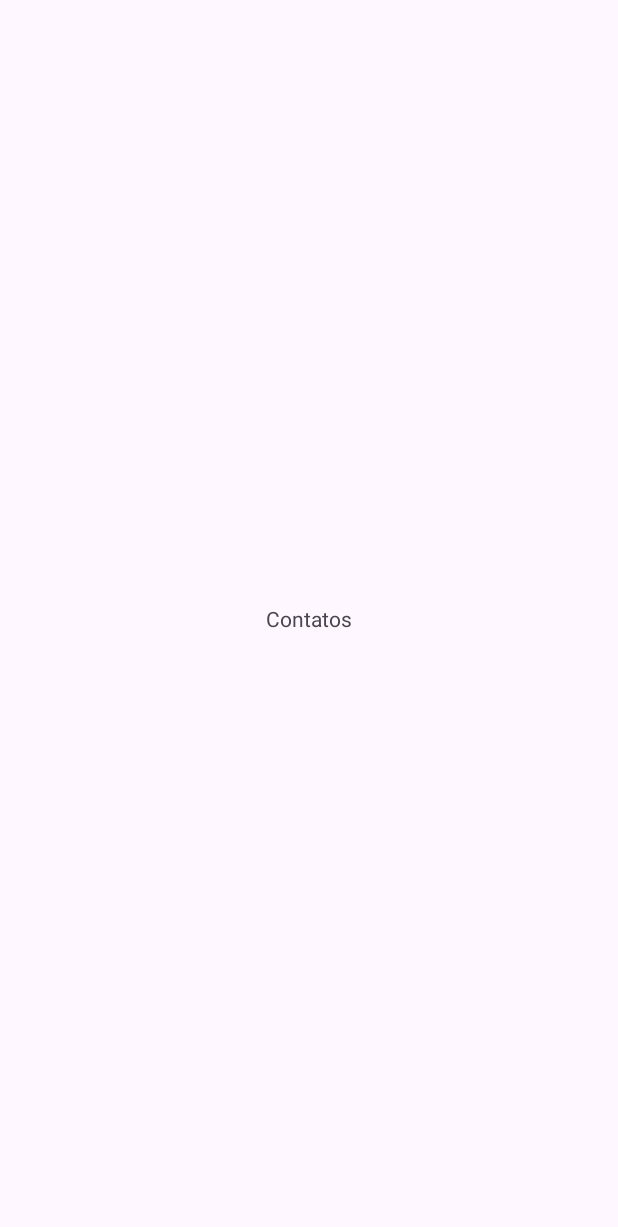
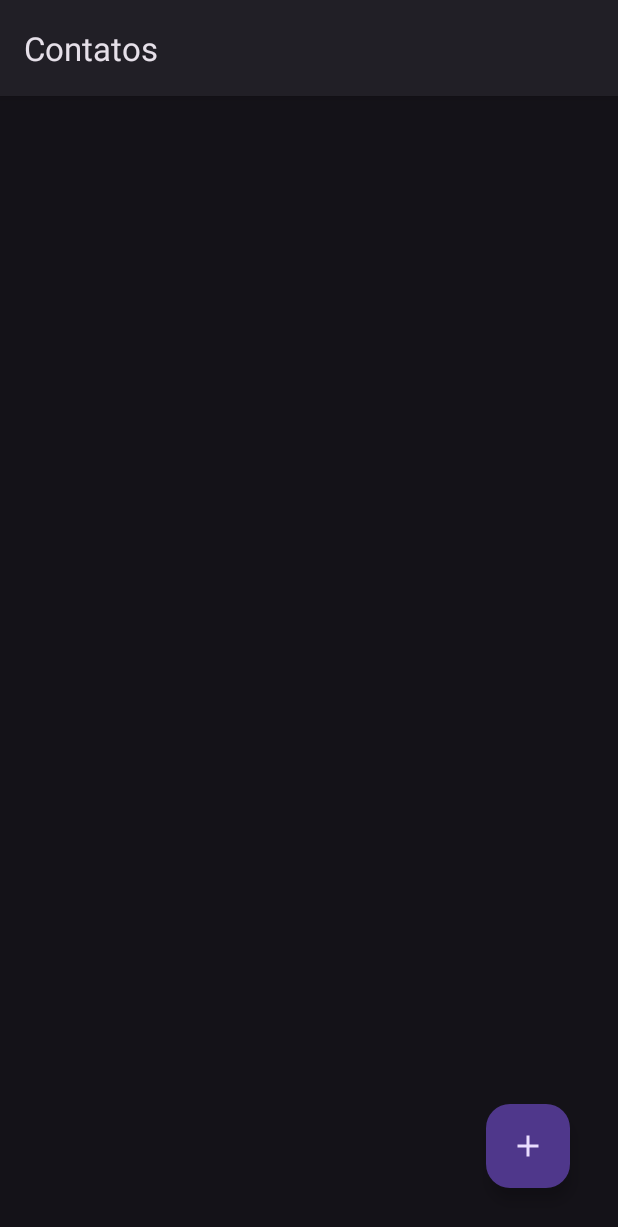
Before and after one commit to marxelo/contacts-pdm, an Android app: the screen it shows after launch (MainActivity), on a phone screen of 412 x 824 dp. Before the commit the part shown is almost empty. Shown: the top 1227 px of the screen. Run offline under Robolectric (Android 15) with nearby library versions, the phone set to English and light mode, and no system bars.

Commit message:
add addActivity

```diff
--- a/app/build.gradle.kts
+++ b/app/build.gradle.kts
@@ -41,6 +41,7 @@ dependencies {
     implementation(libs.constraintlayout)
     implementation(libs.navigation.fragment)
     implementation(libs.navigation.ui)
+    implementation(libs.activity)
     testImplementation(libs.junit)
     androidTestImplementation(libs.ext.junit)
     androidTestImplementation(libs.espresso.core)
--- a/app/src/main/java/com/marcelo/contatos/MainActivity.java
+++ b/app/src/main/java/com/marcelo/contatos/MainActivity.java
@@ -1,14 +1,33 @@
 package com.marcelo.contatos;
 
+
 import androidx.appcompat.app.AppCompatActivity;
+import androidx.recyclerview.widget.RecyclerView;
 
+import android.content.Intent;
 import android.os.Bundle;
+import android.view.View;
+
+import com.google.android.material.floatingactionbutton.FloatingActionButton;
 
 public class MainActivity extends AppCompatActivity {
+
+    RecyclerView recyclerView;
+    FloatingActionButton add_button;
 
     @Override
     protected void onCreate(Bundle savedInstanceState) {
         super.onCreate(savedInstanceState);
         setContentView(R.layout.activity_main);
+
+        recyclerView = findViewById(R.id.recyclerView);
+        add_button = findViewById(R.id.add_button);
+        add_button.setOnClickListener(new View.OnClickListener() {
+            @Override
+            public void onClick(View v) {
+                Intent intent = new Intent(MainActivity.this, AddActivity.class);
+                startActivity(intent);
+            }
+        });
     }
 }
--- /dev/null
+++ b/app/src/main/res/drawable/ic_add.xml
@@ -0,0 +1,5 @@
+<vector android:height="24dp" android:tint="#FFFFFF"
+    android:viewportHeight="24" android:viewportWidth="24"
+    android:width="24dp" xmlns:android="http://schemas.android.com/apk/res/android">
+    <path android:fillColor="@android:color/white" android:pathData="M19,13h-6v6h-2v-6H5v-2h6V5h2v6h6v2z"/>
+</vector>
--- a/app/src/main/res/layout/activity_main.xml
+++ b/app/src/main/res/layout/activity_main.xml
@@ -6,13 +6,28 @@
     android:layout_height="match_parent"
     tools:context=".MainActivity">
 
-    <TextView
+    <com.google.android.material.floatingactionbutton.FloatingActionButton
+        android:id="@+id/add_button"
         android:layout_width="wrap_content"
         android:layout_height="wrap_content"
-        android:text="Contatos"
+        android:contentDescription="Adicionar contato"
+        android:layout_marginEnd="32dp"
+        android:layout_marginRight="32dp"
+        android:layout_marginBottom="32dp"
+        android:clickable="true"
+        android:focusable="true"
+        app:layout_constraintBottom_toBottomOf="parent"
+        app:layout_constraintEnd_toEndOf="parent"
+        app:srcCompat="@drawable/ic_add" />
+
+    <androidx.recyclerview.widget.RecyclerView
+        android:id="@+id/recyclerView"
+        android:paddingTop="?attr/actionBarSize"
+        android:layout_width="409dp"
+        android:layout_height="729dp"
         app:layout_constraintBottom_toBottomOf="parent"
         app:layout_constraintEnd_toEndOf="parent"
         app:layout_constraintStart_toStartOf="parent"
-        app:layout_constraintTop_toTopOf="parent" />
+        app:layout_constraintTop_toTopOf="parent"/>
 
 </androidx.constraintlayout.widget.ConstraintLayout>
--- a/app/src/main/res/values-night/themes.xml
+++ b/app/src/main/res/values-night/themes.xml
@@ -1,6 +1,6 @@
 <resources xmlns:tools="http://schemas.android.com/tools">
     <!-- Base application theme. -->
-    <style name="Base.Theme.Contatos" parent="Theme.Material3.DayNight.NoActionBar">
+    <style name="Base.Theme.Contatos" parent="Theme.Material3.Light">
         <!-- Customize your dark theme here. -->
         <!-- <item name="colorPrimary">@color/my_dark_primary</item> -->
     </style>
--- a/app/src/main/res/values/themes.xml
+++ b/app/src/main/res/values/themes.xml
@@ -1,6 +1,6 @@
 <resources xmlns:tools="http://schemas.android.com/tools">
     <!-- Base application theme. -->
-    <style name="Base.Theme.Contatos" parent="Theme.Material3.DayNight.NoActionBar">
+    <style name="Base.Theme.Contatos" parent="Theme.Material3.Dark">
         <!-- Customize your light theme here. -->
         <!-- <item name="colorPrimary">@color/my_light_primary</item> -->
     </style>
--- a/gradle/libs.versions.toml
+++ b/gradle/libs.versions.toml
@@ -8,6 +8,7 @@ material = "1.10.0"
 constraintlayout = "2.1.4"
 navigationFragment = "2.6.0"
 navigationUi = "2.6.0"
+activity = "1.9.3"
 
 [libraries]
 junit = { group = "junit", name = "junit", version.ref = "junit" }
@@ -18,6 +19,7 @@ material = { group = "com.google.android.material", name = "material", version.r
 constraintlayout = { group = "androidx.constraintlayout", name = "constraintlayout", version.ref = "constraintlayout" }
 navigation-fragment = { group = "androidx.navigation", name = "navigation-fragment", version.ref = "navigationFragment" }
 navigation-ui = { group = "androidx.navigation", name = "navigation-ui", version.ref = "navigationUi" }
+activity = { group = "androidx.activity", name = "activity", version.ref = "activity" }
 
 [plugins]
 android-application = { id = "com.android.application", version.ref = "agp" }
```
Also changed, not shown: app/src/main/AndroidManifest.xml (+8 -0 lines), app/src/main/java/com/marcelo/contatos/AddActivity.java (added, +14 -0 lines), app/src/main/res/layout/activity_add.xml (added, +57 -0 lines), app/src/main/res/layout/content_add.xml (added, +19 -0 lines), app/src/main/res/layout/fragment_first.xml (added, +35 -0 lines), app/src/main/res/layout/fragment_second.xml (added, +35 -0 lines), app/src/main/res/navigation/nav_graph2.xml (added, +28 -0 lines).
